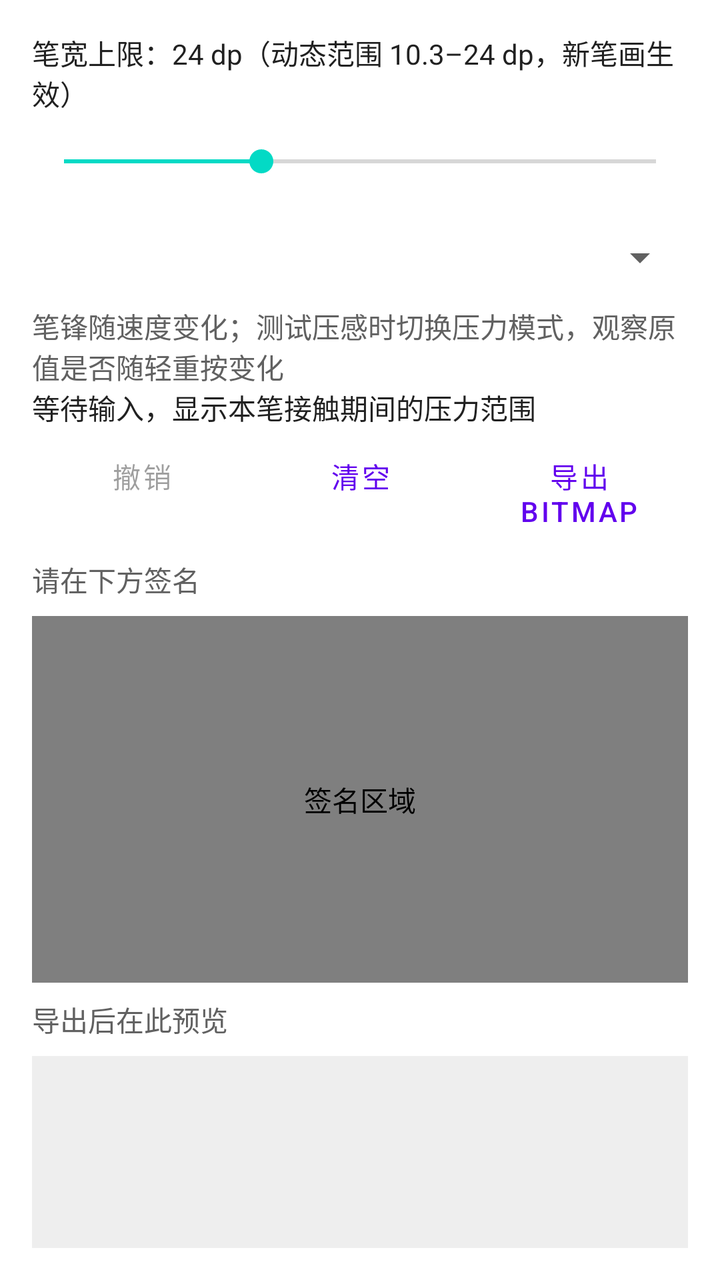
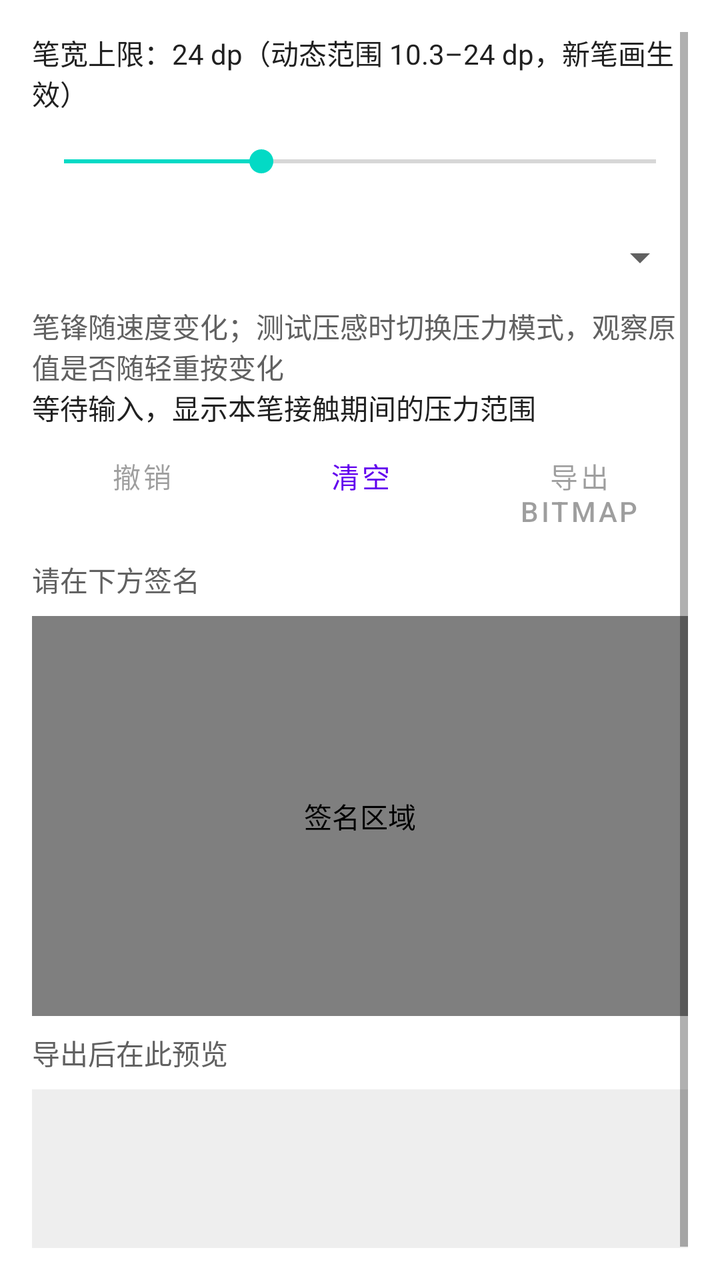

An Android layout rendered at two revisions. The XML below is the earlier revision; the diff shows what the commit changed to produce the second picture.
<!-- AndroidManifest.xml: application theme Theme.SignKit -->
<!-- res/layout/activity_main.xml -->
<?xml version="1.0" encoding="utf-8"?>
<layout xmlns:android="http://schemas.android.com/apk/res/android">

    <LinearLayout
        android:layout_width="match_parent"
        android:layout_height="match_parent"
        android:background="#FFFFFF"
        android:orientation="vertical"
        android:padding="16dp">

        <TextView
            android:id="@+id/tvStrokeWidth"
            android:layout_width="match_parent"
            android:layout_height="wrap_content"
            android:text="@string/stroke_width_default"
            android:textColor="#212121" />

        <SeekBar
            android:id="@+id/sbStrokeWidth"
            android:layout_width="match_parent"
            android:layout_height="48dp"
            android:contentDescription="@string/stroke_width_description"
            android:min="4"
            android:max="64"
            android:progress="24" />

        <Spinner
            android:id="@+id/spPenMode"
            android:layout_width="match_parent"
            android:layout_height="48dp"
            android:backgroundTint="#616161"
            android:contentDescription="@string/pen_mode_description" />

        <TextView
            android:layout_width="match_parent"
            android:layout_height="wrap_content"
            android:text="@string/pressure_hint"
            android:textColor="#616161" />

        <TextView
            android:id="@+id/tvPressure"
            android:layout_width="match_parent"
            android:layout_height="wrap_content"
            android:text="@string/pressure_idle"
            android:textColor="#212121" />

        <LinearLayout
            style="?android:attr/buttonBarStyle"
            android:layout_width="match_parent"
            android:layout_height="wrap_content"
            android:orientation="horizontal">

            <Button
                android:id="@+id/btnUndo"
                style="?android:attr/buttonBarButtonStyle"
                android:layout_width="0dp"
                android:layout_height="wrap_content"
                android:layout_weight="1"
                android:enabled="false"
                android:text="@string/undo" />

            <Button
                android:id="@+id/btnClear"
                style="?android:attr/buttonBarButtonStyle"
                android:layout_width="0dp"
                android:layout_height="wrap_content"
                android:layout_weight="1"
                android:text="@string/clear" />

            <Button
                android:id="@+id/btnExport"
                style="?android:attr/buttonBarButtonStyle"
                android:layout_width="0dp"
                android:layout_height="wrap_content"
                android:layout_weight="1"
                android:text="@string/export_bitmap" />
        </LinearLayout>

        <TextView
            android:id="@+id/tvWritingState"
            android:layout_width="match_parent"
            android:layout_height="wrap_content"
            android:paddingVertical="8dp"
            android:text="@string/writing_idle"
            android:textColor="#616161" />

        <ink.x2.signkit.SignPadView
            android:id="@+id/spvTest"
            android:layout_width="match_parent"
            android:layout_height="0dp"
            android:layout_weight="1"
            android:background="#F5F5F5"
            android:contentDescription="@string/signature_pad" />

        <TextView
            android:id="@+id/tvExportInfo"
            android:layout_width="match_parent"
            android:layout_height="wrap_content"
            android:paddingVertical="8dp"
            android:text="@string/export_hint"
            android:textColor="#616161" />

        <ImageView
            android:id="@+id/ivExport"
            android:layout_width="match_parent"
            android:layout_height="96dp"
            android:background="#EEEEEE"
            android:contentDescription="@string/export_preview"
            android:scaleType="fitCenter" />

    </LinearLayout>
</layout>
<!-- resources referenced by this layout -->
<resources>
  <string name="clear">清空</string>
  <string name="export_bitmap">导出 Bitmap</string>
  <string name="export_hint">导出后在此预览</string>
  <string name="export_preview">导出的签名 Bitmap 预览</string>
  <string name="pen_mode_description">选择固定粗细、速度笔锋、压力或压力加速度模式</string>
  <string name="pressure_hint">笔锋随速度变化；测试压感时切换压力模式，观察原值是否随轻重按变化</string>
  <string name="pressure_idle">等待输入，显示本笔接触期间的压力范围</string>
  <string name="signature_pad">签名区域</string>
  <string name="stroke_width_default">笔宽上限：24 dp（动态范围 10.3–24 dp，新笔画生效）</string>
  <string name="stroke_width_description">调整笔画粗细，4 到 64 dp</string>
  <string name="undo">撤销</string>
  <string name="writing_idle">请在下方签名</string>
  <style name="Theme.SignKit" parent="Theme.MaterialComponents.DayNight.DarkActionBar">
          
          <item name="colorPrimary">@color/purple_500</item>
          <item name="colorPrimaryVariant">@color/purple_700</item>
          <item name="colorOnPrimary">@color/white</item>
          
          <item name="colorSecondary">@color/teal_200</item>
          <item name="colorSecondaryVariant">@color/teal_700</item>
          <item name="colorOnSecondary">@color/black</item>
          
          <item name="android:statusBarColor">?attr/colorPrimaryVariant</item>
          
      </style>
  <color name="purple_500">#FF6200EE</color>
  <color name="purple_700">#FF3700B3</color>
  <color name="white">#FFFFFFFF</color>
  <color name="teal_200">#FF03DAC5</color>
  <color name="teal_700">#FF018786</color>
  <color name="black">#FF000000</color>
</resources>

<!-- the commit's change to res/layout/activity_main.xml (unified diff, before → after) -->
@@ -1,112 +1,119 @@
 <?xml version="1.0" encoding="utf-8"?>
 <layout xmlns:android="http://schemas.android.com/apk/res/android">
 
-    <LinearLayout
+    <ScrollView
         android:layout_width="match_parent"
         android:layout_height="match_parent"
         android:background="#FFFFFF"
-        android:orientation="vertical"
+        android:fillViewport="true"
         android:padding="16dp">
 
-        <TextView
-            android:id="@+id/tvStrokeWidth"
+        <LinearLayout
             android:layout_width="match_parent"
             android:layout_height="wrap_content"
-            android:text="@string/stroke_width_default"
-            android:textColor="#212121" />
+            android:orientation="vertical">
 
-        <SeekBar
-            android:id="@+id/sbStrokeWidth"
-            android:layout_width="match_parent"
-            android:layout_height="48dp"
-            android:contentDescription="@string/stroke_width_description"
-            android:min="4"
-            android:max="64"
-            android:progress="24" />
+            <TextView
+                android:id="@+id/tvStrokeWidth"
+                android:layout_width="match_parent"
+                android:layout_height="wrap_content"
+                android:text="@string/stroke_width_default"
+                android:textColor="#212121" />
 
-        <Spinner
-            android:id="@+id/spPenMode"
-            android:layout_width="match_parent"
-            android:layout_height="48dp"
-            android:backgroundTint="#616161"
-            android:contentDescription="@string/pen_mode_description" />
+            <SeekBar
+                android:id="@+id/sbStrokeWidth"
+                android:layout_width="match_parent"
+                android:layout_height="48dp"
+                android:contentDescription="@string/stroke_width_description"
+                android:min="4"
+                android:max="64"
+                android:progress="24" />
 
-        <TextView
-            android:layout_width="match_parent"
-            android:layout_height="wrap_content"
-            android:text="@string/pressure_hint"
-            android:textColor="#616161" />
+            <Spinner
+                android:id="@+id/spPenMode"
+                android:layout_width="match_parent"
+                android:layout_height="48dp"
+                android:backgroundTint="#616161"
+                android:contentDescription="@string/pen_mode_description" />
 
-        <TextView
-            android:id="@+id/tvPressure"
-            android:layout_width="match_parent"
-            android:layout_height="wrap_content"
-            android:text="@string/pressure_idle"
-            android:textColor="#212121" />
+            <TextView
+                android:layout_width="match_parent"
+                android:layout_height="wrap_content"
+                android:text="@string/pressure_hint"
+                android:textColor="#616161" />
 
-        <LinearLayout
-            style="?android:attr/buttonBarStyle"
-            android:layout_width="match_parent"
-            android:layout_height="wrap_content"
-            android:orientation="horizontal">
+            <TextView
+                android:id="@+id/tvPressure"
+                android:layout_width="match_parent"
+                android:layout_height="wrap_content"
+                android:text="@string/pressure_idle"
+                android:textColor="#212121" />
 
-            <Button
-                android:id="@+id/btnUndo"
-                style="?android:attr/buttonBarButtonStyle"
-                android:layout_width="0dp"
+            <LinearLayout
+                style="?android:attr/buttonBarStyle"
+                android:layout_width="match_parent"
                 android:layout_height="wrap_content"
+                android:orientation="horizontal">
+
+                <Button
+                    android:id="@+id/btnUndo"
+                    style="?android:attr/buttonBarButtonStyle"
+                    android:layout_width="0dp"
+                    android:layout_height="wrap_content"
+                    android:layout_weight="1"
+                    android:enabled="false"
+                    android:text="@string/undo" />
+
+                <Button
+                    android:id="@+id/btnClear"
+                    style="?android:attr/buttonBarButtonStyle"
+                    android:layout_width="0dp"
+                    android:layout_height="wrap_content"
+                    android:layout_weight="1"
+                    android:text="@string/clear" />
+
+                <Button
+                    android:id="@+id/btnExport"
+                    style="?android:attr/buttonBarButtonStyle"
+                    android:layout_width="0dp"
+                    android:layout_height="wrap_content"
+                    android:layout_weight="1"
+                    android:enabled="false"
+                    android:text="@string/export_bitmap" />
+            </LinearLayout>
+
+            <TextView
+                android:id="@+id/tvWritingState"
+                android:layout_width="match_parent"
+                android:layout_height="wrap_content"
+                android:paddingVertical="8dp"
+                android:text="@string/writing_idle"
+                android:textColor="#616161" />
+
+            <ink.x2.signkit.SignPadView
+                android:id="@+id/spvTest"
+                android:layout_width="match_parent"
+                android:layout_height="200dp"
                 android:layout_weight="1"
-                android:enabled="false"
-                android:text="@string/undo" />
+                android:background="#F5F5F5"
+                android:contentDescription="@string/signature_pad" />
 
-            <Button
-                android:id="@+id/btnClear"
-                style="?android:attr/buttonBarButtonStyle"
-                android:layout_width="0dp"
+            <TextView
+                android:id="@+id/tvExportInfo"
+                android:layout_width="match_parent"
                 android:layout_height="wrap_content"
-                android:layout_weight="1"
-                android:text="@string/clear" />
+                android:paddingVertical="8dp"
+                android:text="@string/export_hint"
+                android:textColor="#616161" />
 
-            <Button
-                android:id="@+id/btnExport"
-                style="?android:attr/buttonBarButtonStyle"
-                android:layout_width="0dp"
-                android:layout_height="wrap_content"
-                android:layout_weight="1"
-                android:text="@string/export_bitmap" />
+            <ImageView
+                android:id="@+id/ivExport"
+                android:layout_width="match_parent"
+                android:layout_height="96dp"
+                android:background="#EEEEEE"
+                android:contentDescription="@string/export_preview"
+                android:scaleType="fitCenter" />
+
         </LinearLayout>
-
-        <TextView
-            android:id="@+id/tvWritingState"
-            android:layout_width="match_parent"
-            android:layout_height="wrap_content"
-            android:paddingVertical="8dp"
-            android:text="@string/writing_idle"
-            android:textColor="#616161" />
-
-        <ink.x2.signkit.SignPadView
-            android:id="@+id/spvTest"
-            android:layout_width="match_parent"
-            android:layout_height="0dp"
-            android:layout_weight="1"
-            android:background="#F5F5F5"
-            android:contentDescription="@string/signature_pad" />
-
-        <TextView
-            android:id="@+id/tvExportInfo"
-            android:layout_width="match_parent"
-            android:layout_height="wrap_content"
-            android:paddingVertical="8dp"
-            android:text="@string/export_hint"
-            android:textColor="#616161" />
-
-        <ImageView
-            android:id="@+id/ivExport"
-            android:layout_width="match_parent"
-            android:layout_height="96dp"
-            android:background="#EEEEEE"
-            android:contentDescription="@string/export_preview"
-            android:scaleType="fitCenter" />
-
-    </LinearLayout>
+    </ScrollView>
 </layout>
